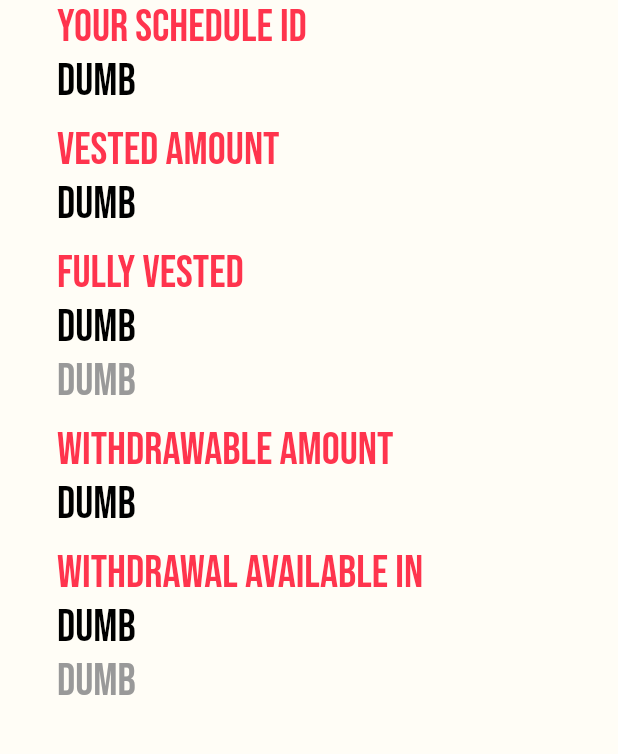
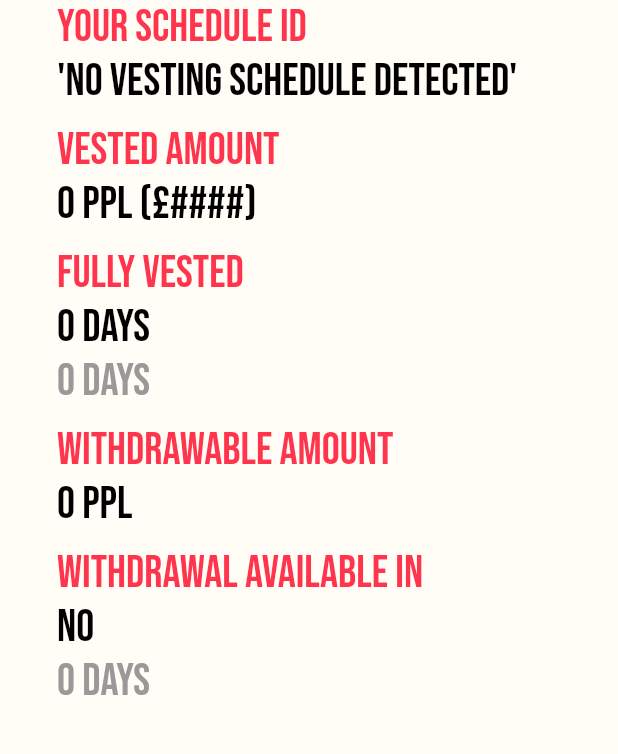
Before and after one commit to Obinna-e/Peepl-Dapp, a Flutter app: the DashboardScreen screen opened directly, on a phone screen of 412 x 824 dp, the part 225-979 px from its top. Run offline on Flutter 3.47's test engine with Material 2 defaults, Android fonts, the light colour scheme and no system bars; our stand-ins replace decimal, get, google_fonts; missing offline and left inert: flutter_web3.

Commit message:
Obx fix:  onAccountChanged display address

```diff
--- a/lib/Widgets/header.dart
+++ b/lib/Widgets/header.dart
@@ -41,46 +41,49 @@ class ConnectWallet extends StatefulWidget {
 }
 
 class _ConnectWalletState extends State<ConnectWallet> {
-  late HomeController _homeController;
-  late ContractController _contractController;
-
-  @override
-  void initState() {
-    _homeController = Get.put(HomeController());
-    super.initState();
-  }
+  HomeController homeController = Get.put(HomeController());
+  ContractController contractController = Get.put(ContractController());
 
   @override
   Widget build(BuildContext context) {
     return InkWell(
       onTap: () {
-        _homeController.connect().then((value) {
-          _contractController = Get.find(tag: "contractController");
-          _contractController.getScheduleByAddressAndIndex(id: 0, beneficaryAddress: _homeController.currentAddress!);
-          _contractController.getSchedulesInfo();
-          _homeController.isLoading(false);
+        homeController.connect().then((value) {
+          final hasVested = contractController.getUserVestingCount(homeController.currentAddress.value);
+
+          if (hasVested != 0) {
+            contractController.getScheduleByAddressAndIndex(
+                index: 0, beneficaryAddress: homeController.currentAddress.value);
+            contractController.getSchedulesInfo();
+          }
+
+          homeController.isLoading(false);
         });
       },
       child: Obx(
         () => Container(
           padding: const EdgeInsets.all(defaultPadding * 0.75),
           decoration: BoxDecoration(
-            color: _homeController.isLoading.value ? textColorBlack : callToAction,
+            color: homeController.isLoading.value ? textColorBlack : callToAction,
             borderRadius: const BorderRadius.all(
               Radius.circular(10),
             ),
           ),
-          child: _homeController.isLoading.value
+          child: homeController.isLoading.value
               ? const CircularProgressIndicator(
                   color: callToAction,
                 )
               : Padding(
                   padding: const EdgeInsets.symmetric(horizontal: defaultPadding / 2),
-                  child: CustomText(
-                    text: _homeController.currentAddress ?? "Connect Wallet",
-                    color: Colors.white,
-                    size: 18,
-                  ),
+                  child: Obx(() {
+                    return CustomText(
+                      text: homeController.displayAddress.value.isEmpty
+                          ? "Connect Wallet"
+                          : homeController.displayAddress.value,
+                      color: Colors.white,
+                      size: 18,
+                    );
+                  }),
                 ),
         ),
       ),
--- a/lib/Widgets/small_home_page.dart
+++ b/lib/Widgets/small_home_page.dart
@@ -14,23 +14,8 @@ class SmallHomePage extends StatefulWidget {
 }
 
 class _SmallHomePageState extends State<SmallHomePage> {
-  late HomeController _homeController;
-  late ContractController _contractController;
-
-  @override
-  void initState() {
-    _homeController = Get.find();
-
-    try {
-      _contractController = Get.find(tag: "contractController");
-    } catch (e) {
-      _homeController.walletConnect.listen((isConnected) {
-        isConnected ? _contractController = Get.find(tag: "contractController") : null;
-      });
-    }
-
-    super.initState();
-  }
+  HomeController homeController = Get.put(HomeController());
+  ContractController contractController = Get.put(ContractController());
 
   @override
   Widget build(BuildContext context) {
@@ -49,7 +34,9 @@ class _SmallHomePageState extends State<SmallHomePage> {
                   const CustomText(text: 'Your Schedule Id'),
                   Obx(
                     () => CustomText(
-                      text: _homeController.walletConnect.value ? _contractController.currentScheduleID.value : "dumb",
+                      text: homeController.walletConnect.value
+                          ? contractController.currentScheduleID.value.toString()
+                          : "'No Vesting Schedule Detected'",
                       color: textColorBlack,
                     ),
                   ),
@@ -64,9 +51,9 @@ class _SmallHomePageState extends State<SmallHomePage> {
                   const CustomText(text: 'Vested Amount'),
                   Obx(
                     () => CustomText(
-                      text: _homeController.walletConnect.value
-                          ? _contractController.vestedTotal.value.toString()
-                          : "dumb",
+                      text: homeController.walletConnect.value
+                          ? '${contractController.vestedTotal.value.toString()} PPL (£####)'
+                          : "0 PPL (£####)",
                       color: textColorBlack,
                     ),
                   )
@@ -81,17 +68,17 @@ class _SmallHomePageState extends State<SmallHomePage> {
                   const CustomText(text: 'Fully Vested'),
                   Obx(
                     () => CustomText(
-                      text: _homeController.walletConnect.value
-                          ? _contractController.endTimeDays.value.toString()
-                          : "dumb",
+                      text: homeController.walletConnect.value
+                          ? '${contractController.endTimeDays.value.toString()} Days'
+                          : "0 Days",
                       color: Colors.black,
                     ),
                   ),
                   Obx(
                     () => CustomText2(
-                      text: _homeController.walletConnect.value
-                          ? _contractController.scheduleEnd.value.toString()
-                          : "dumb",
+                      text: homeController.walletConnect.value
+                          ? '${contractController.scheduleEnd.value.toString()} Days'
+                          : "0 Days",
                       color: textColorGrey,
                     ),
                   )
@@ -106,9 +93,9 @@ class _SmallHomePageState extends State<SmallHomePage> {
                   const CustomText(text: 'Withdrawable Amount'),
                   Obx(
                     () => CustomText(
-                      text: _homeController.walletConnect.value
-                          ? _contractController.currentAmountReleasable.value.toString()
-                          : "dumb",
+                      text: homeController.walletConnect.value
+                          ? '${contractController.currentAmountReleasable.value.toString()} PPL (£####)'
+                          : "0 PPL",
                       color: textColorBlack,
                     ),
                   )
@@ -123,15 +110,14 @@ class _SmallHomePageState extends State<SmallHomePage> {
                   const CustomText(text: 'Withdrawal Available in'),
                   Obx(
                     () => CustomText(
-                      text: _homeController.walletConnect.value
-                          ? _contractController.cliffEndDays.value.toString()
-                          : "dumb",
+                      text:
+                          homeController.walletConnect.value ? contractController.cliffEndDays.value.toString() : "No ",
                       color: textColorBlack,
                     ),
                   ),
                   Obx(
                     () => CustomText2(
-                      text: _homeController.walletConnect.value ? _contractController.cliff.value.toString() : "dumb",
+                      text: homeController.walletConnect.value ? contractController.cliff.value.toString() : "0 Days",
                       color: textColorGrey,
                     ),
                   )
--- a/lib/controllers/contract_controller.dart
+++ b/lib/controllers/contract_controller.dart
@@ -2,15 +2,16 @@ import 'package:decimal/decimal.dart';
 import 'package:flutter_web3/flutter_web3.dart';
 import 'package:get/get.dart';
 import 'package:nftapp/constants/addresses.dart';
+import 'package:nftapp/controllers/home_controller.dart';
 
 import 'package:nftapp/helpers/abi.dart';
 import 'package:nftapp/helpers/dateTimeFormat.dart';
 import 'package:nftapp/helpers/decimal_handler.dart';
 
 class ContractController extends GetxController {
-  ContractController(this.currentWalletAddress);
+  HomeController homeController = Get.put(HomeController());
 
-  String currentWalletAddress;
+  String? currentWalletAddress;
 
   final vestingContract = Contract(VESTING_CONTRACT, Interface(abi), provider!.getSigner());
 
@@ -18,6 +19,8 @@ class ContractController extends GetxController {
   Rx<Decimal> currentAmountReleasable = Decimal.zero.obs;
 
   late DateTime scheduleStart;
+
+  String? displayScheduleID;
   Rx<DateTime> scheduleEnd = DateTime.now().obs;
   Rx<DateTime> cliff = DateTime.now().obs;
 
@@ -42,10 +45,10 @@ class ContractController extends GetxController {
   // bool revoked = true;
   // int scheduleCount = 0;
 
-  void getScheduleByAddressAndIndex({required int id, required String beneficaryAddress}) async {
+  void getScheduleByAddressAndIndex({required int index, required String beneficaryAddress}) async {
     isLoading = true;
 
-    final schedule = await vestingContract.call('getVestingScheduleByAddressAndIndex', [beneficaryAddress, id]);
+    final schedule = await vestingContract.call('getVestingScheduleByAddressAndIndex', [beneficaryAddress, index]);
 
     hasVestingSchedule = true;
 
@@ -83,12 +86,13 @@ class ContractController extends GetxController {
   }
 
   Future<List<String>> getUserVestingSchedulesList() async {
-    BigInt scheduleCount = await getUserVestingCount(currentWalletAddress);
+    BigInt scheduleCount = await getUserVestingCount(homeController.currentAddress.value);
+
     List<String> schedules = [];
 
     for (int i = 0; i < scheduleCount.toInt(); i++) {
       final vestingScheduleId = await vestingContract
-          .call('computeVestingScheduleIdForAddressAndIndex', [currentWalletAddress, BigInt.from(i)]);
+          .call('computeVestingScheduleIdForAddressAndIndex', [homeController.currentAddress, BigInt.from(i)]);
       schedules.add(vestingScheduleId);
     }
     return schedules;
@@ -106,13 +110,15 @@ class ContractController extends GetxController {
     try {
       final List<String> scheduleIDs = await getUserVestingSchedulesList();
 
+      displayScheduleID = scheduleIDs[0].substring(0, 5) + "..." + scheduleIDs[0].substring(61, 66);
+
       currentAmountReleasable(toDecimal(await computeAmountReleasable(scheduleIDs[0]), 18));
       isLoading = false;
       currentScheduleID(scheduleIDs[0].substring(0, 5) + "..." + scheduleIDs[0].substring(61, 66));
+
       update();
       return Future.value(true);
     } catch (error) {
-      print(error);
       return Future.value(false);
     }
   }
--- a/lib/controllers/home_controller.dart
+++ b/lib/controllers/home_controller.dart
@@ -1,7 +1,5 @@
 import 'package:flutter_web3/flutter_web3.dart';
 import 'package:get/get.dart';
-
-import 'contract_controller.dart';
 
 class HomeController extends GetxController {
   static HomeController instance = Get.find();
@@ -11,12 +9,12 @@ class HomeController extends GetxController {
   bool get isInOperatingChain =>
       currentChain == OPERATING_CHAIN; //if the operating chain is the same as the chain of the current wallet
 
-  bool get isConnected => isEnabled && currentAddress != null; //if enabled plus current address is not null.
+  bool get isConnected => isEnabled && currentAddress.value.isNotEmpty; //if enabled plus current address is not null.
 
   final walletConnect = false.obs;
 
-  String? currentAddress;
-  String displayAddress = '';
+  final Rx<String> currentAddress = ''.obs;
+  final Rx<String> displayAddress = ''.obs;
 
   RxBool isLoading = false.obs;
 
@@ -27,10 +25,10 @@ class HomeController extends GetxController {
     if (isEnabled) {
       isLoading(true);
       final accs = await ethereum!.requestAccount();
-      if (accs.isNotEmpty) currentAddress = accs.first;
-      Get.put(ContractController(currentAddress!), tag: "contractController");
+      if (accs.isNotEmpty) currentAddress.value = accs.first;
+
       if (accs.isNotEmpty) {
-        displayAddress = accs.first.substring(0, 5) + "..." + accs.first.substring(37, 41);
+        displayAddress.value = accs.first.substring(0, 5) + "..." + accs.first.substring(37, 41);
       }
       currentChain = await ethereum!.getChainId();
 
@@ -41,8 +39,8 @@ class HomeController extends GetxController {
   }
 
   void clear() {
-    currentAddress = '';
-    displayAddress = '';
+    currentAddress.value = '';
+    displayAddress.value = '';
     currentChain = -1;
     update();
   }
--- a/lib/pages/dashboard/dashboard_screen.dart
+++ b/lib/pages/dashboard/dashboard_screen.dart
@@ -1,4 +1,3 @@
-import 'package:decimal/decimal.dart';
 import 'package:flutter/material.dart';
 import 'package:get/get.dart';
 import 'package:nftapp/Widgets/customText.dart';
```
Also changed, not shown: lib/Widgets/large_home_page.dart (+2 -10 lines).
